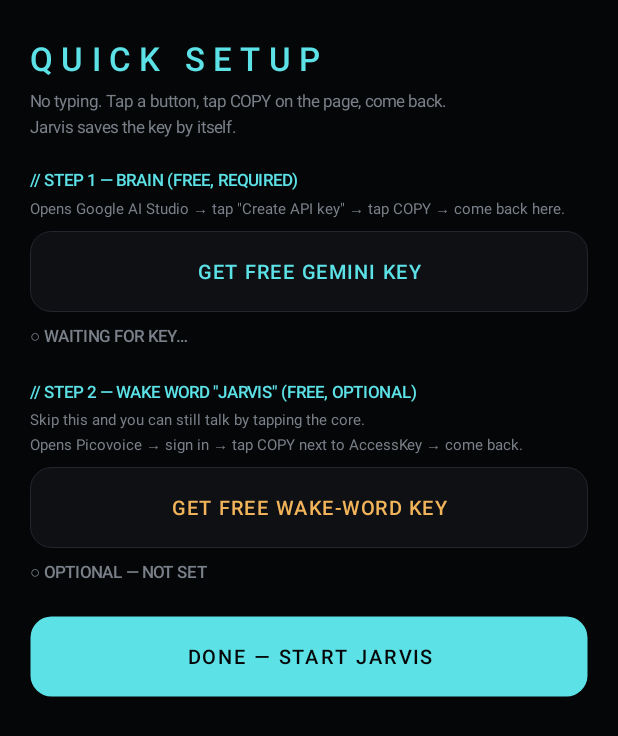
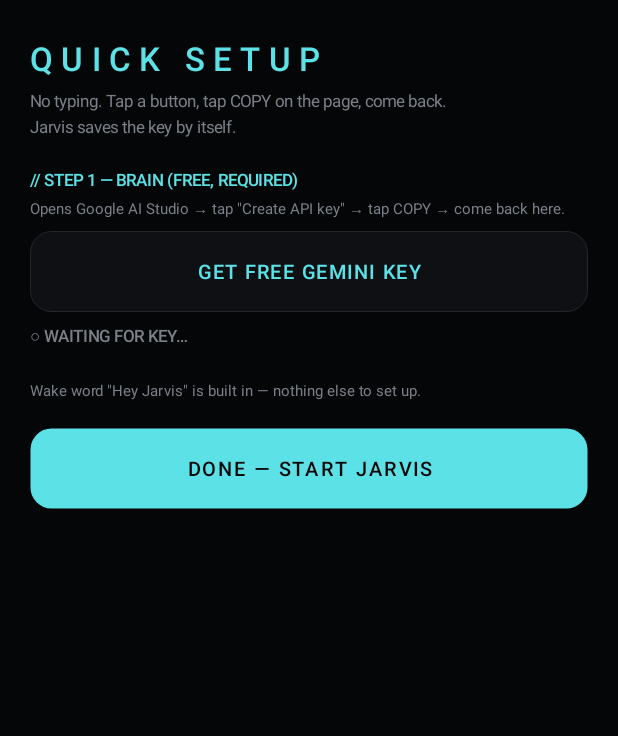
Before and after one commit to alokkr1995/jarvis, an Android app: the screen it shows after launch (QuickSetupActivity), on a phone screen of 412 x 824 dp. Shown: the top 736 px of the screen. Run offline under Robolectric (Android 15) with nearby library versions, the phone set to English and light mode, and no system bars.

Commit message:
Update QuickSetupActivity.kt

```diff
--- a/app/src/main/java/com/alok/jarvis/QuickSetupActivity.kt
+++ b/app/src/main/java/com/alok/jarvis/QuickSetupActivity.kt
@@ -20,7 +20,6 @@ import android.widget.Toast
 class QuickSetupActivity : Activity() {
     private lateinit var s: Settings
     private lateinit var gemStatus: TextView
-    private lateinit var picoStatus: TextView
     private fun dp(v: Float) = Ui.dp(this, v)
 
     private fun mono(t: String, size: Float, color: Int, bold: Boolean = false) = TextView(this).apply {
@@ -60,16 +59,9 @@ class QuickSetupActivity : Activity() {
         gemStatus = mono("", 11f, Ui.MUTED, bold = true).apply { setPadding(0, dp(8f), 0, dp(22f)) }
         col.addView(gemStatus)
 
-        // Step 2 — Picovoice (optional)
-        col.addView(mono("// STEP 2 — WAKE WORD \"JARVIS\" (FREE, OPTIONAL)", 11f, Ui.CYAN, bold = true))
-        col.addView(mono("Skip this and you can still talk by tapping the core.\nOpens Picovoice → sign in → tap COPY next to AccessKey → come back.", 10f, Ui.MUTED).apply {
-            setPadding(0, dp(4f), 0, dp(8f)); setLineSpacing(0f, 1.25f)
+        col.addView(mono("Wake word \"Hey Jarvis\" is built in — nothing else to set up.", 10f, Ui.MUTED).apply {
+            setPadding(0, 0, 0, dp(18f)); setLineSpacing(0f, 1.25f)
         })
-        col.addView(bigButton("GET FREE WAKE-WORD KEY", Ui.AMBER) {
-            open("https://console.picovoice.ai/")
-        }, LinearLayout.LayoutParams(MATCH_PARENT, dp(54f)))
-        picoStatus = mono("", 11f, Ui.MUTED, bold = true).apply { setPadding(0, dp(8f), 0, dp(22f)) }
-        col.addView(picoStatus)
 
         col.addView(mono("DONE — START JARVIS", 13f, Ui.BG, bold = true).apply {
             gravity = Gravity.CENTER; letterSpacing = 0.12f
@@ -93,7 +85,6 @@ class QuickSetupActivity : Activity() {
         if (hasFocus) {
             when (KeyGrabber.grab(this)) {
                 "gemini" -> Toast.makeText(this, "Gemini key saved ✓", Toast.LENGTH_SHORT).show()
-                "picovoice" -> Toast.makeText(this, "Wake-word key saved ✓", Toast.LENGTH_SHORT).show()
             }
             refresh()
         }
@@ -102,15 +93,12 @@ class QuickSetupActivity : Activity() {
     private fun refresh() {
         gemStatus.text = if (s.geminiKey.isNotBlank()) "✓ GEMINI KEY SAVED" else "○ WAITING FOR KEY…"
         gemStatus.setTextColor(if (s.geminiKey.isNotBlank()) Ui.GREEN else Ui.MUTED)
-        picoStatus.text = if (s.picovoiceKey.isNotBlank()) "✓ WAKE-WORD KEY SAVED" else "○ OPTIONAL — NOT SET"
-        picoStatus.setTextColor(if (s.picovoiceKey.isNotBlank()) Ui.GREEN else Ui.MUTED)
     }
 }
 
 /** Reads the clipboard and saves any recognised key. Returns which key was saved, or null. */
 object KeyGrabber {
     private val GEMINI = Regex("^(AIza[0-9A-Za-z_\\-]{30,}|AQ\\.[0-9A-Za-z_\\-.]{30,})$")
-    private val PICO = Regex("^[A-Za-z0-9+/]{40,}={0,2}$")
 
     fun grab(a: Activity): String? {
         return try {
@@ -119,7 +107,6 @@ object KeyGrabber {
             val s = Settings(a)
             when {
                 GEMINI.matches(text) && text != s.geminiKey -> { s.geminiKey = text; "gemini" }
-                PICO.matches(text) && !text.startsWith("AIza") && !text.startsWith("AQ.") && text != s.picovoiceKey -> { s.picovoiceKey = text; "picovoice" }
                 else -> null
             }
         } catch (e: Exception) { null }
```
